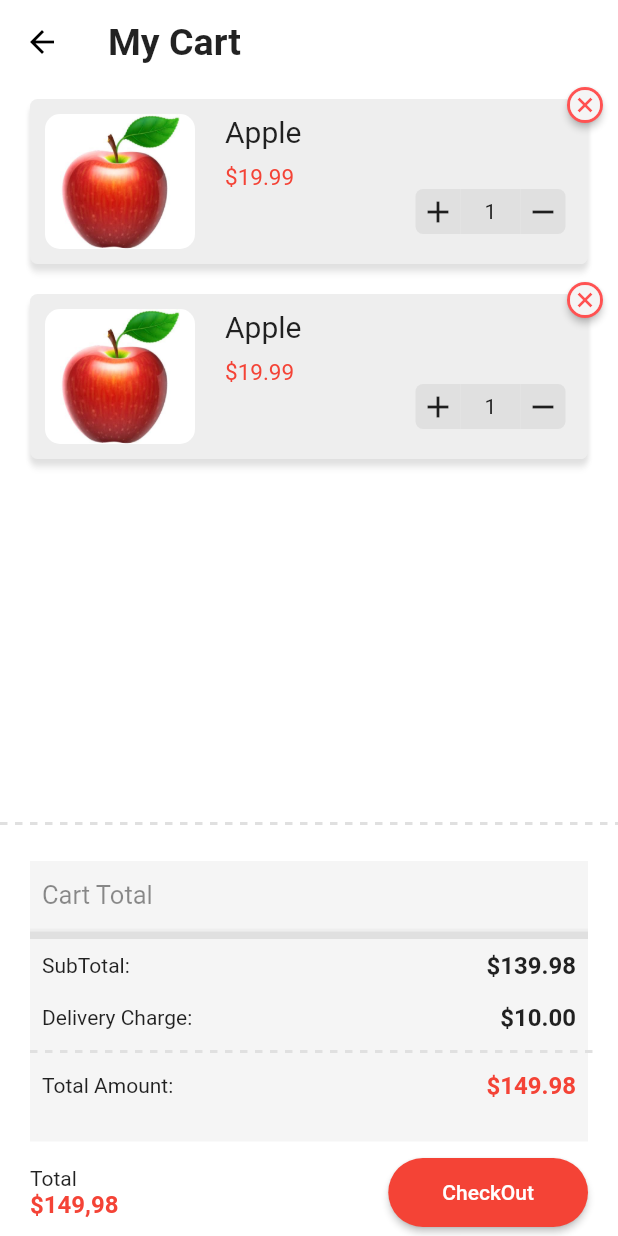
After one commit to Manu-AdapptLimited/basket, a Flutter app: the CartScreen screen opened directly, on a phone screen of 412 x 824 dp. The commit adds this screen. Run offline on Flutter 3.47's test engine with Material 2 defaults, Android fonts, the phone set to English and light mode, and no system bars; drawn by our look-alikes of badges.

Commit message:
cart completed

```diff
--- /dev/null
+++ b/lib/Cart/CartBody.dart
@@ -0,0 +1,42 @@
+import 'package:flutter/material.dart';
+import 'CartItem.dart';
+import 'CartTotalBox.dart';
+import 'CheckOut.dart';
+import 'DashedLines.dart';
+
+class CartBody extends StatelessWidget {
+  @override
+  Widget build(BuildContext context) {
+    return Column(
+      children: <Widget>[
+        Expanded(
+          child: ListView(
+            children: <Widget>[
+              SizedBox(
+                height: 10.0,
+              ),
+              CartItem(),
+              SizedBox(
+                height: 20.0,
+              ),
+              CartItem(),
+            ],
+          ),
+        ),
+        Column(
+          children: <Widget>[
+            DashedLines(),
+            SizedBox(
+              height: 20.0,
+            ),
+            CartTotalBox(),
+            CheckOut(),
+            SizedBox(
+              height: 5,
+            )
+          ],
+        )
+      ],
+    );
+  }
+}
--- a/lib/Cart/CartItem.dart
+++ b/lib/Cart/CartItem.dart
@@ -34,7 +34,6 @@ class CartItem extends StatelessWidget {
             ),
           ),
           Badge(
-
             badgeColor: Colors.redAccent,
             padding: EdgeInsets.all(0.0),
             badgeContent: Icon(
```
Also changed, not shown: lib/Cart/CartScreen.dart (+5 -72 lines).
